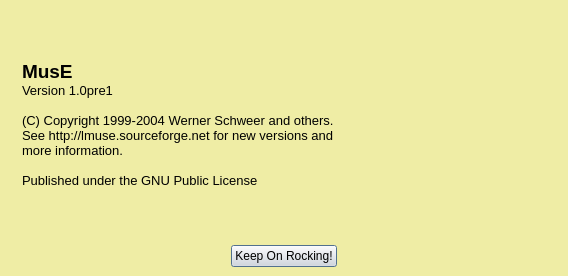
Above: muse/muse/aboutbox.ui from emrum/muse before the change. Below: the same form after it.
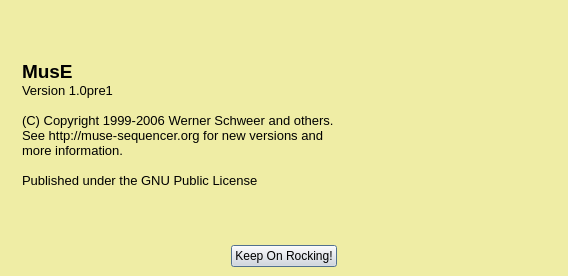
That is the form after the change. Icons and pictures are not drawn.

```diff
--- a/muse/muse/aboutbox.ui
+++ b/muse/muse/aboutbox.ui
@@ -335,7 +335,7 @@
         </sizepolicy>
        </property>
        <property name="text" >
-        <string>&lt;html>&lt;head>&lt;meta name="qrichtext" content="1" />&lt;/head>&lt;body style=" white-space: pre-wrap; font-family:Arial; font-size:10pt; font-weight:400; font-style:normal; text-decoration:none;">&lt;p style=" margin-top:0px; margin-bottom:0px; margin-left:0px; margin-right:0px; -qt-block-indent:0; text-indent:0px; font-size:14pt; font-weight:600;">MusE&lt;/p>&lt;p style=" margin-top:0px; margin-bottom:0px; margin-left:0px; margin-right:0px; -qt-block-indent:0; text-indent:0px; font-size:14pt; font-weight:600;">&lt;span style=" font-size:10pt; font-weight:400;">Version 1.0pre1&lt;/span>&lt;/p>&lt;p style="-qt-paragraph-type:empty; margin-top:0px; margin-bottom:0px; margin-left:0px; margin-right:0px; -qt-block-indent:0; text-indent:0px;">&lt;/p>&lt;p style=" margin-top:0px; margin-bottom:0px; margin-left:0px; margin-right:0px; -qt-block-indent:0; text-indent:0px;">(C) Copyright 1999-2004 Werner Schweer and others. &lt;/p>&lt;p style=" margin-top:0px; margin-bottom:0px; margin-left:0px; margin-right:0px; -qt-block-indent:0; text-indent:0px;">See http://lmuse.sourceforge.net for new versions and&lt;/p>&lt;p style=" margin-top:0px; margin-bottom:0px; margin-left:0px; margin-right:0px; -qt-block-indent:0; text-indent:0px;">more information.&lt;/p>&lt;p style="-qt-paragraph-type:empty; margin-top:0px; margin-bottom:0px; margin-left:0px; margin-right:0px; -qt-block-indent:0; text-indent:0px;">&lt;/p>&lt;p style=" margin-top:0px; margin-bottom:0px; margin-left:0px; margin-right:0px; -qt-block-indent:0; text-indent:0px;">Published under the GNU Public License&lt;/p>&lt;/body>&lt;/html></string>
+        <string>&lt;html>&lt;head>&lt;meta name="qrichtext" content="1" />&lt;/head>&lt;body style=" white-space: pre-wrap; font-family:Arial; font-size:10pt; font-weight:400; font-style:normal; text-decoration:none;">&lt;p style=" margin-top:0px; margin-bottom:0px; margin-left:0px; margin-right:0px; -qt-block-indent:0; text-indent:0px; font-size:14pt; font-weight:600;">MusE&lt;/p>&lt;p style=" margin-top:0px; margin-bottom:0px; margin-left:0px; margin-right:0px; -qt-block-indent:0; text-indent:0px; font-size:14pt; font-weight:600;">&lt;span style=" font-size:10pt; font-weight:400;">Version 1.0pre1&lt;/span>&lt;/p>&lt;p style="-qt-paragraph-type:empty; margin-top:0px; margin-bottom:0px; margin-left:0px; margin-right:0px; -qt-block-indent:0; text-indent:0px;">&lt;/p>&lt;p style=" margin-top:0px; margin-bottom:0px; margin-left:0px; margin-right:0px; -qt-block-indent:0; text-indent:0px;">(C) Copyright 1999-2006 Werner Schweer and others. &lt;/p>&lt;p style=" margin-top:0px; margin-bottom:0px; margin-left:0px; margin-right:0px; -qt-block-indent:0; text-indent:0px;">See http://muse-sequencer.org for new versions and&lt;/p>&lt;p style=" margin-top:0px; margin-bottom:0px; margin-left:0px; margin-right:0px; -qt-block-indent:0; text-indent:0px;">more information.&lt;/p>&lt;p style="-qt-paragraph-type:empty; margin-top:0px; margin-bottom:0px; margin-left:0px; margin-right:0px; -qt-block-indent:0; text-indent:0px;">&lt;/p>&lt;p style=" margin-top:0px; margin-bottom:0px; margin-left:0px; margin-right:0px; -qt-block-indent:0; text-indent:0px;">Published under the GNU Public License&lt;/p>&lt;/body>&lt;/html></string>
        </property>
        <property name="wordWrap" >
         <bool>false</bool>
```
